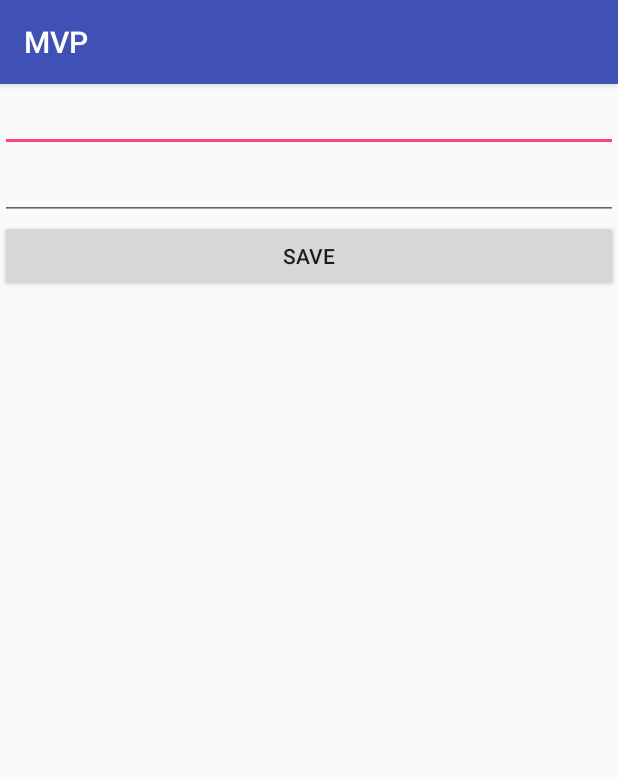
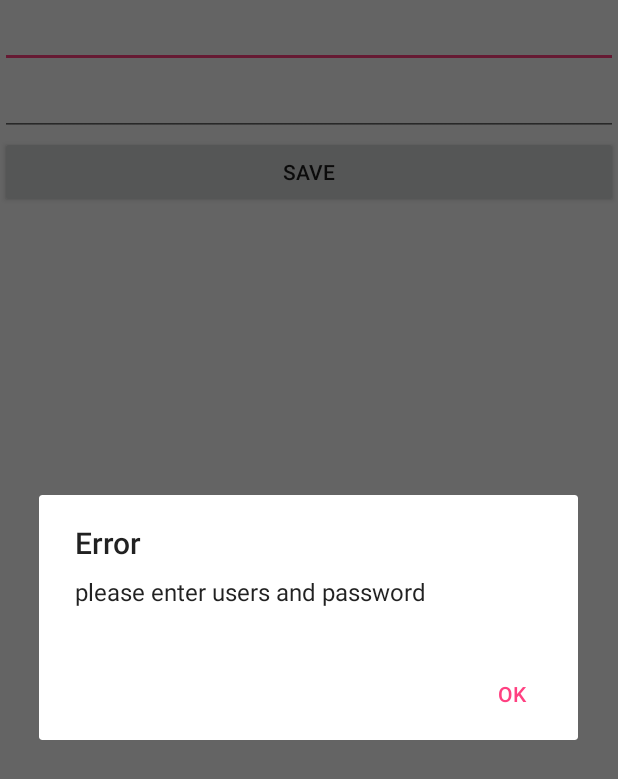
Before and after one commit to olukayodepaul/MVP, an Android app: the screen it shows after launch (MainActivity), after a tap on "SAVE", on a phone screen of 412 x 824 dp. Shown: the top 779 px of the screen. Run offline under Robolectric (Android 15) with nearby library versions, the phone set to English and light mode, and no system bars; our stand-ins replace ButterKnife.

Commit message:
commit main changes

```diff
--- a/app/src/main/AndroidManifest.xml
+++ b/app/src/main/AndroidManifest.xml
@@ -17,6 +17,7 @@
                 <category android:name="android.intent.category.LAUNCHER" />
             </intent-filter>
         </activity>
+        <activity android:name="com.mobiletrader.ui.homeActivity"></activity>
     </application>
 
 </manifest>
--- a/app/src/main/java/com/mobiletrader/contactors/ContractHandler.java
+++ b/app/src/main/java/com/mobiletrader/contactors/ContractHandler.java
@@ -14,7 +14,7 @@ public interface ContractHandler {
 
     //Response to view
     interface LoginView {
-        void showValidationError(String message);
+        void showError(String message);
         void signSuccess();
     }
 
--- a/app/src/main/java/com/mobiletrader/implementation/LoginPresenterIml.java
+++ b/app/src/main/java/com/mobiletrader/implementation/LoginPresenterIml.java
@@ -8,14 +8,16 @@ public class LoginPresenterIml implements ContractHandler.LoginPresenter{
 
     private ContractHandler.LoginView views;
 
-    public LoginPresenterIml(ContractHandler.LoginView views){
+
+    public LoginPresenterIml(ContractHandler.LoginView views) {
         this.views = views;
     }
 
     @Override
     public void signIn(String user, String password){
+
         if(TextUtils.isEmpty(user) || TextUtils.isEmpty(password)){
-            views.showValidationError("Please enter password and usernamer");
+            views.showError("Please enter password and usernamer");
         }else{
             views.signSuccess();
         }
--- a/app/src/main/java/com/mobiletrader/ui/MainActivity.java
+++ b/app/src/main/java/com/mobiletrader/ui/MainActivity.java
@@ -1,5 +1,6 @@
 package com.mobiletrader.ui;
 
+import android.content.Intent;
 import android.support.v7.app.AppCompatActivity;
 import android.os.Bundle;
 import android.widget.Button;
@@ -26,6 +27,8 @@ public class MainActivity extends AppCompatActivity implements ContractHandler.L
     @BindView(R.id.btns)
     Button btns;
 
+    Intent intent;
+
 
 
     @Override
@@ -44,14 +47,17 @@ public class MainActivity extends AppCompatActivity implements ContractHandler.L
     }
 
     @Override
-    public void showValidationError(String msg){
-        AppUtil.showToast(getApplicationContext(),msg);
+    public void showError(String msg){
+        //AppUtil.showToast(getApplicationContext(),msg);
+        AppUtil.showAlertDialog(MainActivity.this, "Error","please enter users and password","Ok");
     }
 
     @Override
     public void signSuccess() {
-        AppUtil.showAlertDialog(MainActivity.this, "Error","please enter users and password","Ok");
+        //Return realm model
+        intent = new Intent(MainActivity.this, homeActivity.class);
+        startActivity(intent);
+        finish();
     }
 
-
 }
--- a/app/src/main/res/layout/activity_main.xml
+++ b/app/src/main/res/layout/activity_main.xml
@@ -23,6 +23,6 @@
         android:id="@+id/btns"
         android:layout_width="match_parent"
         android:layout_height="wrap_content"
-        android:text="SAVE"/>
+        android:text="SAVE" />
 
 </LinearLayout>
--- a/app/src/main/res/values/strings.xml
+++ b/app/src/main/res/values/strings.xml
@@ -1,3 +1,3 @@
 <resources>
-    <string name="app_name">MVP</string>
+    <string name="app_name">Mobile Trader</string>
 </resources>
--- a/app/src/main/res/values/styles.xml
+++ b/app/src/main/res/values/styles.xml
@@ -1,7 +1,7 @@
 <resources>
 
     <!-- Base application theme. -->
-    <style name="AppTheme" parent="Theme.AppCompat.Light.DarkActionBar">
+    <style name="AppTheme" parent="Theme.AppCompat.Light.NoActionBar">
         <!-- Customize your theme here. -->
         <item name="colorPrimary">@color/colorPrimary</item>
         <item name="colorPrimaryDark">@color/colorPrimaryDark</item>
```
Also changed, not shown: app/src/main/java/com/mobiletrader/ui/homeActivity.java (added, +15 -0 lines), app/src/main/res/layout/activity_home.xml (added, +10 -0 lines).
